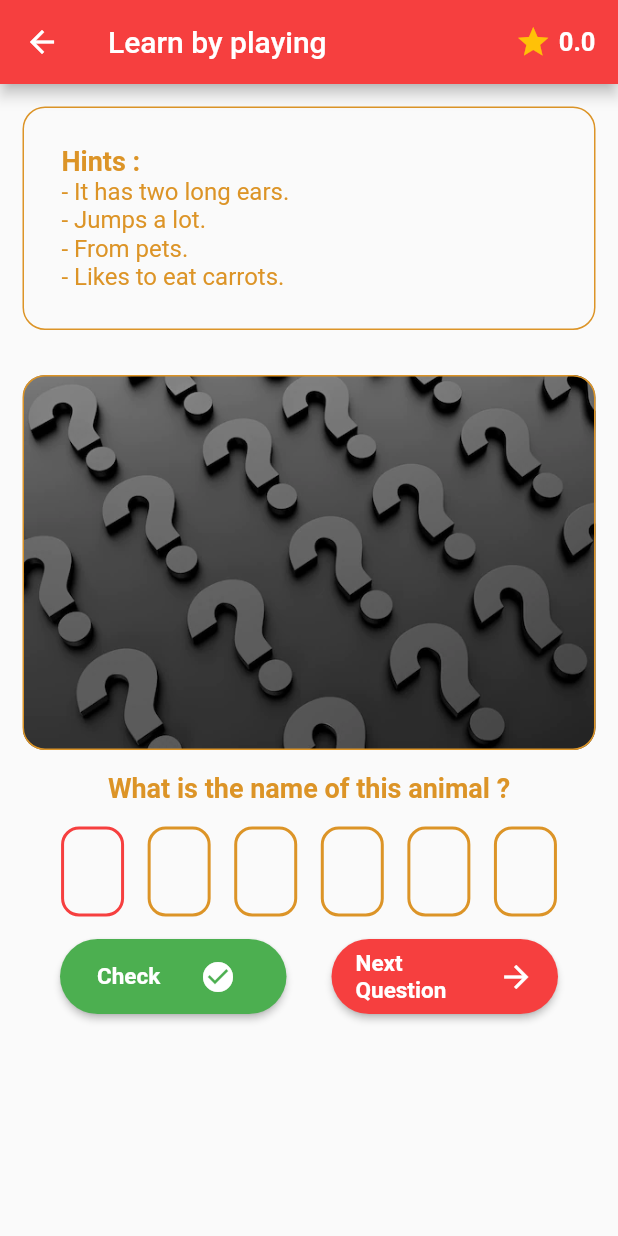
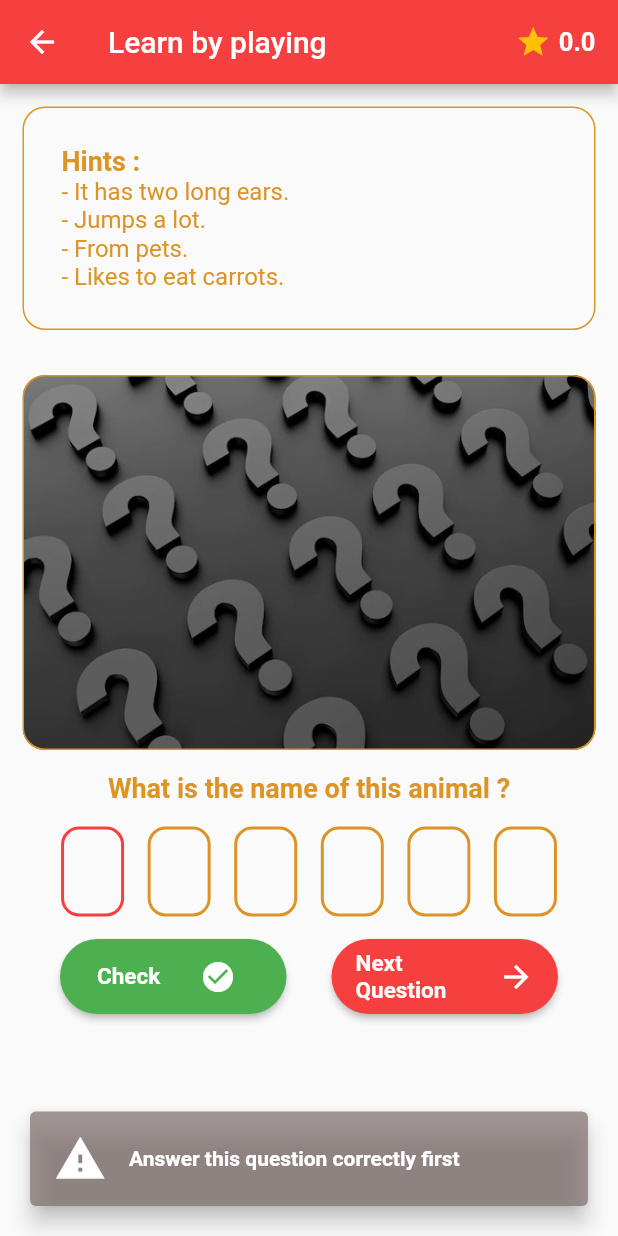
Before and after one commit to muradfarhat/Teach-App, a Flutter app: the rabit screen opened directly, after a tap on "Next Question", on a phone screen of 412 x 824 dp. Run offline on Flutter 3.47's test engine with Material 2 defaults, Android fonts, the light colour scheme and no system bars.

Commit message:
animal page

```diff
--- a/lib/rabit.dart
+++ b/lib/rabit.dart
@@ -182,7 +182,11 @@ class _rabitState extends State<rabit> {
                     shape: RoundedRectangleBorder(
                         borderRadius: BorderRadius.circular(30.0)),
                     height: 50,
-                    onPressed: () {},
+                    onPressed: () {
+                      if (wrong) {
+                        cannotMove();
+                      }
+                    },
                     color: basicColor,
                     child: Row(
                       children: [
@@ -363,5 +367,33 @@ class _rabitState extends State<rabit> {
       margin: const EdgeInsets.all(20),
     ));
   }
+
+  cannotMove() {
+    return ScaffoldMessenger.of(context).showSnackBar(SnackBar(
+      behavior: SnackBarBehavior.floating,
+      backgroundColor: Color.fromARGB(255, 127, 110, 109).withOpacity(0.7),
+      content: Row(
+        children: [
+          Container(
+            margin: const EdgeInsets.only(right: 15),
+            child: const Icon(
+              Icons.warning,
+              color: Colors.white,
+              size: 35,
+            ),
+          ),
+          Text(
+            widget.Ar_En == "ar"
+                ? "أجب على هذا السؤال بشكل صحيح اولاً"
+                : "Answer this question correctly first",
+            style: const TextStyle(
+                color: Colors.white, fontWeight: FontWeight.bold),
+          )
+        ],
+      ),
+      duration: const Duration(seconds: 2),
+      margin: const EdgeInsets.all(20),
+    ));
+  }
 /*********************** End Functions *********************************** */
 }
```
